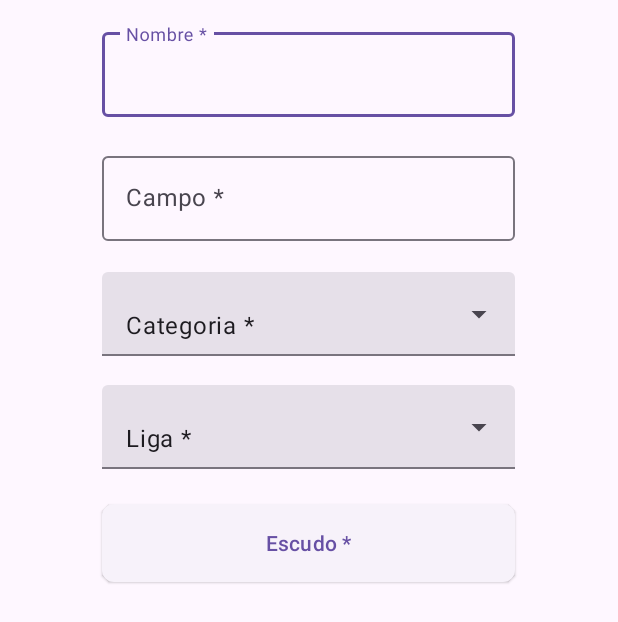
After one commit to Ainhoa99/Proyecto-Final-DAM, an Android app: the layout dialog_gestion_equipos.xml on its own in the app's theme, with its tools: preview values and no code run, on a phone screen of 412 x 824 dp. The commit adds this screen. Shown: the top 622 px of the screen. Run offline under Robolectric (Android 15) with nearby library versions, the phone set to English and light mode, and no system bars.

Commit message:
Diseño de gestiones

```diff
--- /dev/null
+++ b/app/src/main/res/layout/dialog_gestion_equipos.xml
@@ -0,0 +1,80 @@
+<?xml version="1.0" encoding="utf-8"?>
+<LinearLayout xmlns:android="http://schemas.android.com/apk/res/android"
+    xmlns:app="http://schemas.android.com/apk/res-auto"
+    xmlns:tools="http://schemas.android.com/tools"
+    android:layout_width="match_parent"
+    android:layout_height="wrap_content"
+    android:orientation="vertical"
+    android:padding="16dp">
+
+    <com.google.android.material.textfield.TextInputLayout
+        android:id="@+id/nameLayout"
+        android:layout_width="wrap_content"
+        android:layout_height="wrap_content"
+        android:layout_gravity="center_horizontal"
+        android:hint="Nombre *"
+        app:errorEnabled="true">
+
+        <com.google.android.material.textfield.TextInputEditText
+            android:id="@+id/name"
+            android:layout_width="275dp"
+            android:layout_height="match_parent"
+            android:inputType="text" />
+
+    </com.google.android.material.textfield.TextInputLayout>
+    <com.google.android.material.textfield.TextInputLayout
+        android:id="@+id/locationLayout"
+        android:layout_width="wrap_content"
+        android:layout_height="wrap_content"
+        android:layout_gravity="center_horizontal"
+        android:hint="Campo *"
+        app:errorEnabled="true">
+
+        <com.google.android.material.textfield.TextInputEditText
+            android:id="@+id/location"
+            android:layout_width="275dp"
+            android:layout_height="match_parent"
+            android:inputType="text" />
+
+    </com.google.android.material.textfield.TextInputLayout>
+    <com.google.android.material.textfield.TextInputLayout
+        android:id="@+id/categoryLayout"
+        style="@style/Widget.Material3.TextInputLayout.FilledBox.ExposedDropdownMenu"
+        android:layout_width="275dp"
+        android:layout_height="60dp"
+        android:layout_gravity="center_horizontal"
+        android:layout_marginBottom="15dp">
+
+        <AutoCompleteTextView
+            android:id="@+id/category"
+            android:layout_width="match_parent"
+            android:layout_height="wrap_content"
+            android:inputType="none"
+            android:text="Categoria *"/>
+    </com.google.android.material.textfield.TextInputLayout>
+    <com.google.android.material.textfield.TextInputLayout
+        android:id="@+id/leagueLayout"
+        style="@style/Widget.Material3.TextInputLayout.FilledBox.ExposedDropdownMenu"
+        android:layout_width="275dp"
+        android:layout_height="60dp"
+        android:layout_gravity="center_horizontal"
+        android:layout_marginBottom="15dp">
+
+        <AutoCompleteTextView
+            android:id="@+id/league"
+            android:layout_width="match_parent"
+            android:layout_height="wrap_content"
+            android:inputType="none"
+            android:text="Liga *"/>
+    </com.google.android.material.textfield.TextInputLayout>
+    <Button
+        style="@style/Widget.Material3.Button.ElevatedButton"
+        android:id="@+id/btn_shield"
+        android:layout_width="275dp"
+        android:layout_height="60dp"
+        android:layout_centerHorizontal="true"
+        android:layout_centerVertical="true"
+        android:layout_gravity="center_horizontal"
+        android:text="Escudo *"
+        app:cornerRadius="8dp"/>
+</LinearLayout>
--- a/app/src/main/res/navigation/main_graph.xml
+++ b/app/src/main/res/navigation/main_graph.xml
@@ -3,7 +3,7 @@
     xmlns:app="http://schemas.android.com/apk/res-auto"
     xmlns:tools="http://schemas.android.com/tools"
     android:id="@+id/main_graph"
-    app:startDestination="@id/inscripcionDosFragment">
+    app:startDestination="@id/gestionEquiposFragment">
 
     <fragment
         android:id="@+id/inscripcionDosFragment"
```
Also changed, not shown: app/src/main/java/com/txurdinaga/proyectofinaldam/ui/GestionEquiposFragment.kt (+133 -0 lines), app/src/main/res/layout/dialog_buscador.xml (added, +30 -0 lines), app/src/main/res/layout/dialog_confirm_delete.xml (added, +16 -0 lines), app/src/main/res/layout/fragment_gestion_equipos.xml (+35 -13 lines).
